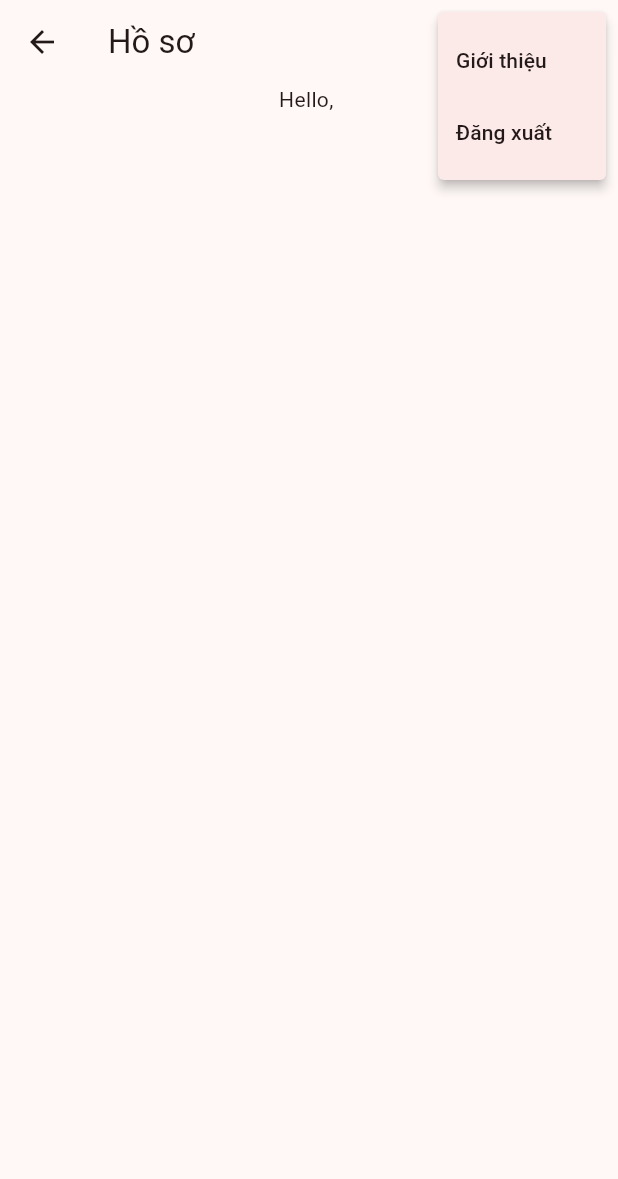
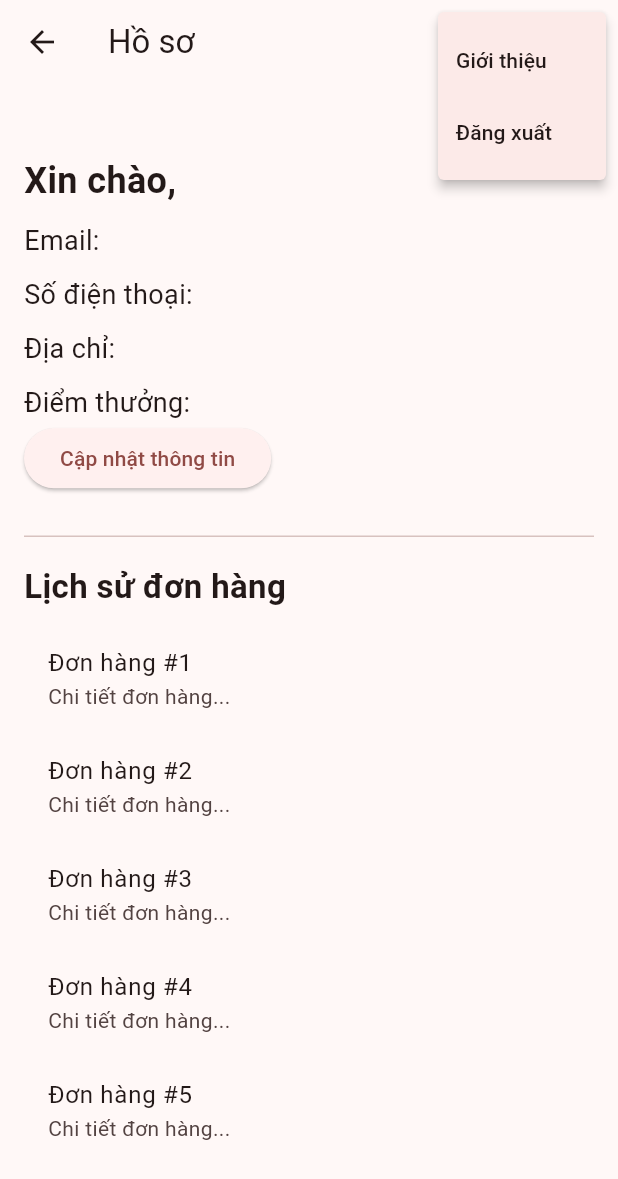
Before and after one commit to KhoaLuanTotNghiepHUITK11/FlutterAppDungCuLamBanh, a Flutter app: the ProfileScreen screen opened directly, after a tap on the "more vert" icon, on a phone screen of 412 x 824 dp. Shown: the top 1179 px of the screen. Run offline on Flutter 3.47's test engine with Material 3 defaults, Android fonts, the phone set to English and light mode, and no system bars; our stand-ins replace firebase_auth, firebase_core, fluttertoast, shared_preferences, webview_flutter; missing offline and left inert: webview_flutter_android; accounts and stored records are empty; network calls fail.

```diff
--- a/lib/screens/all_product_screen.dart
+++ b/lib/screens/all_product_screen.dart
@@ -40,7 +40,7 @@ class _AllProductScreenState extends State<AllProductScreen> {
                   return GestureDetector(
                     onTap: () async {
                       final url =
-                          'https://localhost:7249/Product/Detail/${product.id}';
+                          'http://35.223.233.219/Product/Detail/${product.id}';
                       // ignore: deprecated_member_use
                       if (await canLaunch(url)) {
                         // ignore: deprecated_member_use
--- a/lib/screens/profile_screen.dart
+++ b/lib/screens/profile_screen.dart
@@ -1,6 +1,7 @@
 import 'package:flutter/material.dart';
 import 'package:firebase_auth/firebase_auth.dart';
 import 'package:shared_preferences/shared_preferences.dart';
+import 'package:url_launcher/url_launcher.dart';
 import 'package:whiskflourish/screens/about_screen.dart';
 import 'package:whiskflourish/screens/signin_screen.dart';
 
@@ -85,11 +86,78 @@ class _ProfileScreenState extends State<ProfileScreen> {
                 );
               } else {
                 // User logged in, show user profile
-                return Column(
-                  children: <Widget>[
-                    Text('Hello, ${user.uid}'),
-                    // Add more user profile info here
-                  ],
+                return SingleChildScrollView(
+                  padding: const EdgeInsets.all(16.0),
+                  child: Column(
+                    crossAxisAlignment: CrossAxisAlignment.start,
+                    children: <Widget>[
+                      Text(
+                        'Xin chào, ${user.displayName ?? 'Người dùng'}',
+                        style: const TextStyle(
+                            fontSize: 24, fontWeight: FontWeight.bold),
+                      ),
+                      const SizedBox(height: 10),
+                      Text(
+                        'Email: ${user.email ?? 'Không có email'}',
+                        style: const TextStyle(fontSize: 18),
+                      ),
+                      const SizedBox(height: 10),
+                      Text(
+                        'Số điện thoại: ${user.phoneNumber ?? 'Không có số điện thoại'}',
+                        style: const TextStyle(fontSize: 18),
+                      ),
+                      const SizedBox(height: 10),
+                      Text(
+                        'Địa chỉ: ${user.phoneNumber ?? 'Không có địa chỉ'}',
+                        style: const TextStyle(fontSize: 18),
+                      ),
+                      const SizedBox(height: 10),
+                      Text(
+                        'Điểm thưởng: ${user.phoneNumber ?? 0}',
+                        style: const TextStyle(fontSize: 18),
+                      ),
+                      ElevatedButton(
+                        onPressed: () async {
+                          const url = 'http://35.223.233.219/Account/Edit';
+                          // ignore: deprecated_member_use
+                          if (await canLaunch(url)) {
+                            // ignore: deprecated_member_use
+                            await launch(url);
+                          } else {
+                            throw 'Could not launch $url';
+                          }
+                          // Handle the payment process here
+                        },
+                        child: const Text('Cập nhật thông tin'),
+                      ),
+                      const SizedBox(height: 20),
+                      const Divider(),
+                      const SizedBox(height: 10),
+                      Text(
+                        'Lịch sử đơn hàng',
+                        style: const TextStyle(
+                            fontSize: 22, fontWeight: FontWeight.bold),
+                      ),
+                      const SizedBox(height: 10),
+                      // Add order history list here
+                      // Example static data, you should replace with real data
+                      ListView.builder(
+                        shrinkWrap: true,
+                        physics: NeverScrollableScrollPhysics(),
+                        itemCount:
+                            5, // Replace with the actual number of orders
+                        itemBuilder: (context, index) {
+                          return ListTile(
+                            title: Text('Đơn hàng #${index + 1}'),
+                            subtitle: Text('Chi tiết đơn hàng...'),
+                            onTap: () {
+                              // Navigate to order details
+                            },
+                          );
+                        },
+                      ),
+                    ],
+                  ),
                 );
               }
             }
--- a/lib/services/product_service.dart
+++ b/lib/services/product_service.dart
@@ -3,8 +3,8 @@ import 'dart:convert';
 
 class ProductService {
   Future<List<Product>> getProducts() async {
-    final response = await http.get(
-        Uri.parse('https://nearby-capital-chipmunk.ngrok-free.app/api/dungcu'));
+    final response =
+        await http.get(Uri.parse('http://35.223.233.219/api/dungcu'));
 
     if (response.statusCode == 200) {
       final List<dynamic> data = json.decode(response.body);
--- a/pubspec.yaml
+++ b/pubspec.yaml
@@ -41,6 +41,7 @@ dependencies:
   url_launcher: ^6.2.6
   fluttertoast: ^8.2.5
   shared_preferences: ^2.2.3
+  webview_flutter: ^4.8.0
 dev_dependencies:
   flutter_test:
     sdk: flutter
```
Also changed, not shown: lib/screens/cart_screen.dart (+15 -5 lines), lib/screens/home_screen.dart (+40 -3 lines), lib/screens/main_screen.dart (added, +151 -0 lines), lib/services/cart_service.dart (+6 -6 lines), lib/widget/navbar_widget.dart (+4 -4 lines), pubspec.lock, 2 other files.
